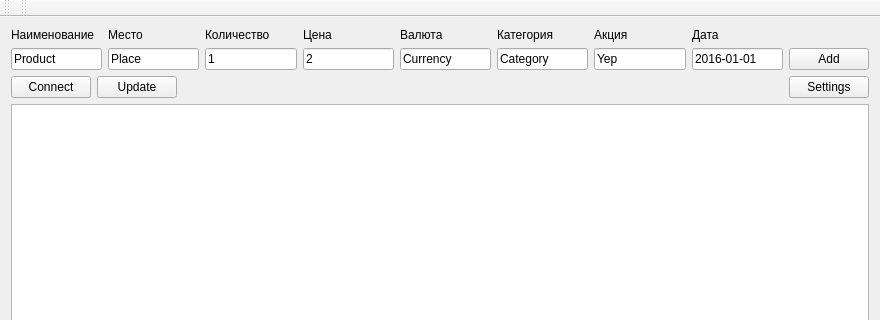
eagerber/accounting, file mainwindow.ui: the form before one commit; both pictures show x 0 to 880 and y 0 to 320 of the 880 by 591 pixel window.
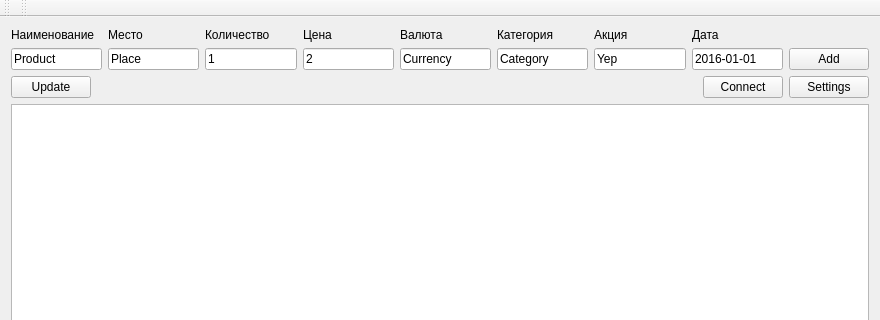
The form after the commit.

Commit message: ACC, [+] fix table cell sizes

Diff of the .ui file:
```diff
--- a/mainwindow.ui
+++ b/mainwindow.ui
@@ -143,13 +143,6 @@
       <property name="rightMargin">
        <number>0</number>
       </property>
-      <item>
-       <widget class="QPushButton" name="connectPushButton">
-        <property name="text">
-         <string>Connect</string>
-        </property>
-       </widget>
-      </item>
       <item>
        <widget class="QPushButton" name="updateButton">
         <property name="text">
@@ -170,6 +163,13 @@
         </property>
        </spacer>
       </item>
+      <item>
+       <widget class="QPushButton" name="connectPushButton">
+        <property name="text">
+         <string>Connect</string>
+        </property>
+       </widget>
+      </item>
       <item>
        <widget class="QPushButton" name="settingsPushButton">
         <property name="text">
```
The commit also changes 2 other files.
